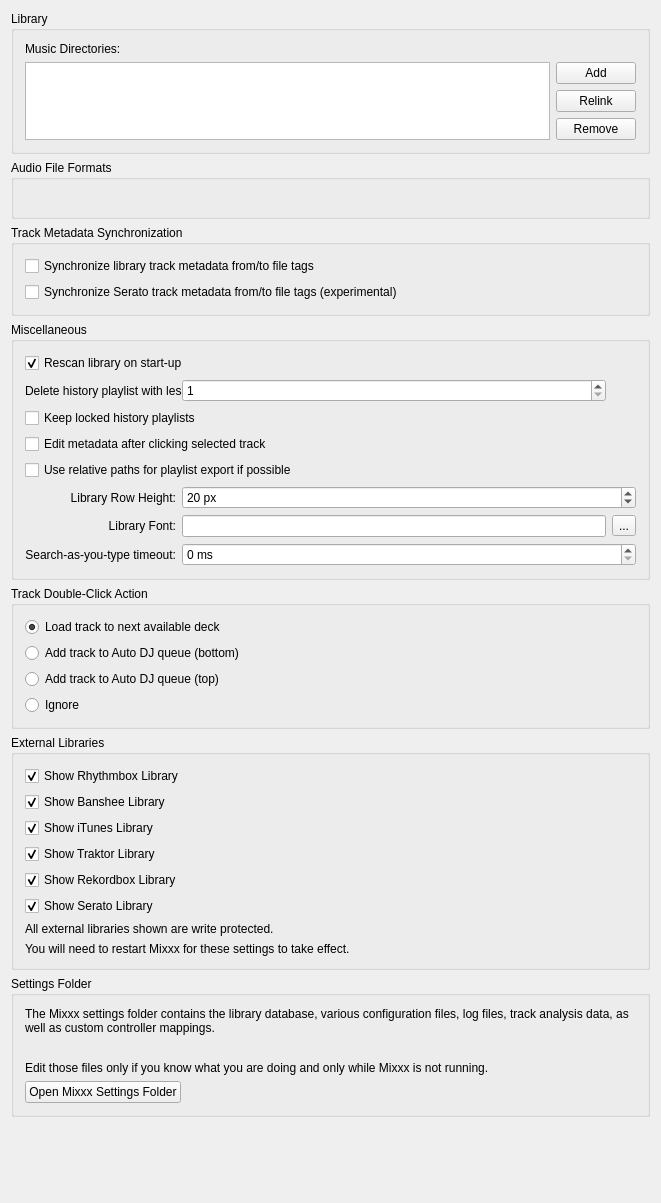
The window that src/preferences/dialog/dlgpreflibrarydlg.ui (mixxxdj/mixxx) describes before a commit, drawn with Qt 5.
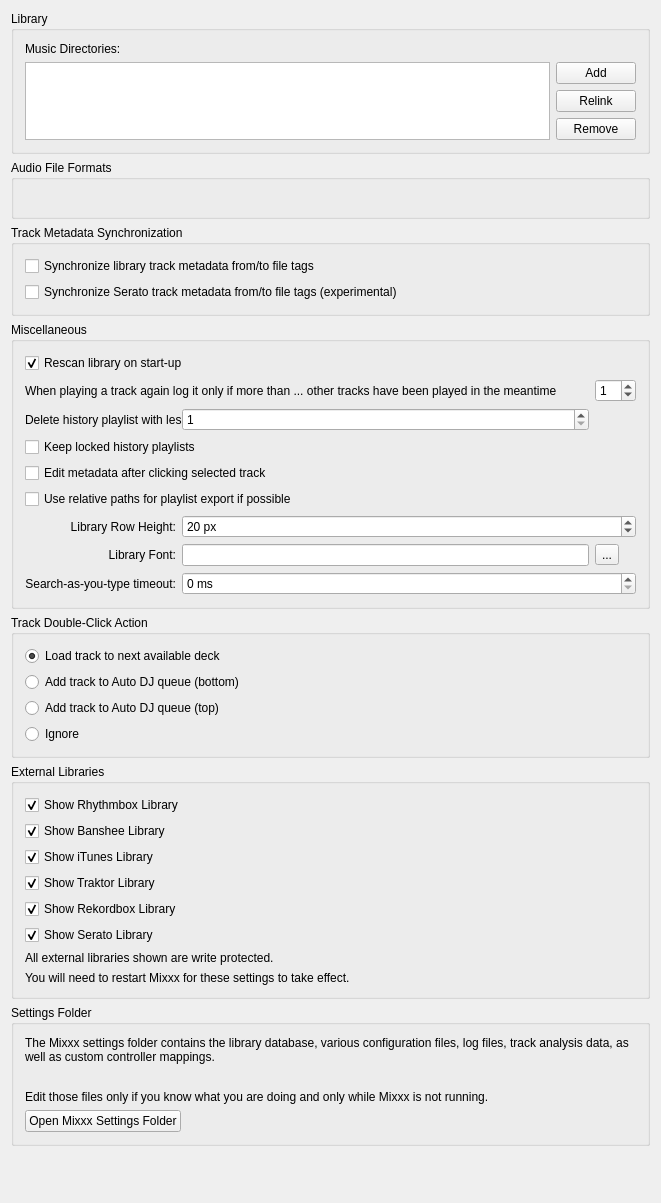
The same window after the commit.

Commit message: History: make 'recently played' threshold configurable

The edit to the form file:
```diff
--- a/src/preferences/dialog/dlgpreflibrarydlg.ui
+++ b/src/preferences/dialog/dlgpreflibrarydlg.ui
@@ -173,6 +173,33 @@
       </item>
 
       <item row="1" column="0" colspan="2">
+       <widget class="QLabel" name="label_history_recently_played_threshold">
+        <property name="text">
+         <string>When playing a track again log it only if more than ... other tracks have been played in the meantime</string>
+        </property>
+        <property name="alignment">
+         <set>Qt::AlignLeft|Qt::AlignVCenter</set>
+        </property>
+        <property name="wordWrap">
+         <bool>true</bool>
+        </property>
+       </widget>
+      </item>
+      <item row="1" column="2">
+       <widget class="QSpinBox" name="spinbox_history_recently_played_threshold">
+        <property name="minimum">
+         <number>0</number>
+        </property>
+        <property name="maximum">
+         <number>99</number>
+        </property>
+        <property name="value">
+         <number>1</number>
+        </property>
+       </widget>
+      </item>
+
+      <item row="2" column="0" colspan="2">
        <widget class="QLabel" name="label_history_cleanup">
         <property name="text">
          <string>Delete history playlist with less than ... tracks</string>
@@ -182,7 +209,7 @@
         </property>
        </widget>
       </item>
-      <item row="1" column="1">
+      <item row="2" column="1">
        <widget class="QSpinBox" name="spinbox_min_history_tracks">
         <property name="minimum">
          <number>1</number>
@@ -196,7 +223,7 @@
        </widget>
       </item>
 
-      <item row="2" column="0" colspan="2">
+      <item row="3" column="0" colspan="2">
        <widget class="QCheckBox" name="checkBox_history_cleanup_keep_locked">
         <property name="text">
          <string>Keep locked history playlists</string>
@@ -204,7 +231,7 @@
        </widget>
       </item>
 
-      <item row="3" column="0" colspan="2">
+      <item row="4" column="0" colspan="2">
        <widget class="QCheckBox" name="checkBoxEditMetadataSelectedClicked">
         <property name="text">
          <string>Edit metadata after clicking selected track</string>
@@ -212,7 +239,7 @@
        </widget>
       </item>
 
-      <item row="4" column="0" colspan="2">
+      <item row="5" column="0" colspan="2">
        <widget class="QCheckBox" name="checkBox_use_relative_path">
         <property name="text">
          <string>Use relative paths for playlist export if possible</string>
@@ -220,7 +247,7 @@
        </widget>
       </item>
 
-      <item row="5" column="0">
+      <item row="6" column="0">
        <widget class="QLabel" name="rowHeightLabel">
         <property name="text">
          <string>Library Row Height:</string>
@@ -230,7 +257,7 @@
         </property>
        </widget>
       </item>
-      <item row="5" column="1" colspan="2">
+      <item row="6" column="1" colspan="2">
        <widget class="QSpinBox" name="spinBoxRowHeight">
         <property name="suffix">
          <string> px</string>
@@ -247,7 +274,7 @@
        </widget>
       </item>
 
-      <item row="6" column="0">
+      <item row="7" column="0">
        <widget class="QLabel" name="libraryFontLabel">
         <property name="text">
          <string>Library Font:</string>
@@ -257,14 +284,14 @@
         </property>
        </widget>
       </item>
-      <item row="6" column="1">
+      <item row="7" column="1">
        <widget class="QLineEdit" name="libraryFont">
         <property name="readOnly">
          <bool>true</bool>
         </property>
        </widget>
       </item>
-      <item row="6" column="2">
+      <item row="7" column="2">
        <widget class="QToolButton" name="libraryFontButton">
         <property name="text">
          <string>...</string>
@@ -272,7 +299,7 @@
        </widget>
       </item>
 
-      <item row="7" column="0">
+      <item row="8" column="0">
        <widget class="QLabel" name="searchDebouncingTimeoutLabel">
         <property name="text">
          <string>Search-as-you-type timeout:</string>
@@ -282,7 +309,7 @@
         </property>
        </widget>
       </item>
-      <item row="7" column="1" colspan="2">
+      <item row="8" column="1" colspan="2">
        <widget class="QSpinBox" name="searchDebouncingTimeoutSpinBox">
         <property name="suffix">
          <string> ms</string>
```
Left out of the diff: 1 changed line with no effect on the pictures. The commit also changes 4 other files.
